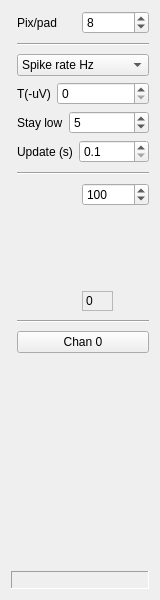
This is Forms/ShankWindow.ui in billkarsh/SpikeGLX as Qt 5 draws it before an edit. The edited form follows.
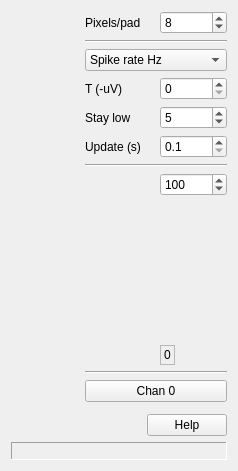
This is the edited form. Custom widgets are drawn as their Qt base class.

Commit message: Shank viewer help text

Diff of the .ui file:
```diff
--- a/Forms/ShankWindow.ui
+++ b/Forms/ShankWindow.ui
@@ -6,33 +6,41 @@
    <rect>
     <x>0</x>
     <y>0</y>
-    <width>158</width>
-    <height>600</height>
+    <width>224</width>
+    <height>457</height>
    </rect>
   </property>
   <property name="windowTitle">
    <string>Shank Activity</string>
   </property>
-  <layout class="QGridLayout" name="gridLayout">
-   <item row="0" column="0" rowspan="14">
+  <layout class="QGridLayout" name="gridLayout_2" rowstretch="0,0,0,0,0,0,0,0,0,0,1,0,0" columnstretch="1,0,0,0">
+   <item row="0" column="0" rowspan="12">
     <widget class="ShankScroll" name="scroll" native="true">
      <property name="sizePolicy">
-      <sizepolicy hsizetype="Expanding" vsizetype="Expanding">
+      <sizepolicy hsizetype="MinimumExpanding" vsizetype="Expanding">
        <horstretch>0</horstretch>
        <verstretch>0</verstretch>
       </sizepolicy>
      </property>
-    </widget>
-   </item>
-   <item row="0" column="1" colspan="2">
-    <widget class="QLabel" name="label">
-     <property name="text">
-      <string>Pix/pad</string>
+     <property name="minimumSize">
+      <size>
+       <width>68</width>
+       <height>0</height>
+      </size>
      </property>
     </widget>
    </item>
-   <item row="0" column="3" colspan="2">
+   <item row="0" column="3">
     <widget class="QSpinBox" name="ypixSB">
+     <property name="sizePolicy">
+      <sizepolicy hsizetype="Preferred" vsizetype="Fixed">
+       <horstretch>0</horstretch>
+       <verstretch>0</verstretch>
+      </sizepolicy>
+     </property>
+     <property name="toolTip">
+      <string>Drawing scale</string>
+     </property>
      <property name="minimum">
       <number>2</number>
      </property>
@@ -47,12 +55,18 @@
      </property>
     </widget>
    </item>
-   <item row="1" column="1" colspan="4">
-    <widget class="Line" name="line_2">
+   <item row="1" column="1" colspan="3">
+    <widget class="Line" name="line">
+     <property name="sizePolicy">
+      <sizepolicy hsizetype="MinimumExpanding" vsizetype="Fixed">
+       <horstretch>0</horstretch>
+       <verstretch>0</verstretch>
+      </sizepolicy>
+     </property>
      <property name="minimumSize">
       <size>
-       <width>0</width>
-       <height>8</height>
+       <width>20</width>
+       <height>0</height>
       </size>
      </property>
      <property name="orientation">
@@ -60,38 +74,17 @@
      </property>
     </widget>
    </item>
-   <item row="2" column="1" colspan="4">
-    <widget class="QComboBox" name="whatCB">
-     <item>
+   <item row="3" column="1">
+    <widget class="QLabel" name="label_2">
       <property name="text">
-       <string>Spike rate Hz</string>
-      </property>
-     </item>
-     <item>
-      <property name="text">
-       <string>AP pk-pk uV</string>
-      </property>
-     </item>
-     <item>
-      <property name="text">
-       <string>LF pk-pk uV</string>
-      </property>
-     </item>
+      <string>T (-uV)</string>
+     </property>
     </widget>
    </item>
-   <item row="3" column="1" colspan="4">
-    <layout class="QHBoxLayout" name="horizontalLayout_2">
-     <item>
-      <widget class="QLabel" name="label_4">
-       <property name="text">
-        <string>T(-uV)</string>
-       </property>
-      </widget>
-     </item>
-     <item>
+   <item row="3" column="3">
       <widget class="QSpinBox" name="TSB">
        <property name="sizePolicy">
-        <sizepolicy hsizetype="MinimumExpanding" vsizetype="Fixed">
+      <sizepolicy hsizetype="Preferred" vsizetype="Fixed">
          <horstretch>0</horstretch>
          <verstretch>0</verstretch>
         </sizepolicy>
@@ -99,35 +92,25 @@
        <property name="toolTip">
         <string>Spike detection threshold</string>
        </property>
-       <property name="minimum">
-        <number>0</number>
-       </property>
        <property name="maximum">
         <number>100000</number>
        </property>
        <property name="singleStep">
         <number>10</number>
        </property>
-       <property name="value">
-        <number>0</number>
-       </property>
-      </widget>
-     </item>
-    </layout>
-   </item>
-   <item row="4" column="1" colspan="4">
-    <layout class="QHBoxLayout" name="horizontalLayout_4">
-     <item>
-      <widget class="QLabel" name="label_5">
+    </widget>
+   </item>
+   <item row="4" column="1">
+    <widget class="QLabel" name="label_3">
        <property name="text">
         <string>Stay low</string>
        </property>
       </widget>
      </item>
-     <item>
+   <item row="4" column="3">
       <widget class="QSpinBox" name="inarowSB">
        <property name="sizePolicy">
-        <sizepolicy hsizetype="MinimumExpanding" vsizetype="Fixed">
+      <sizepolicy hsizetype="Preferred" vsizetype="Fixed">
          <horstretch>0</horstretch>
          <verstretch>0</verstretch>
         </sizepolicy>
@@ -143,21 +126,17 @@
        </property>
       </widget>
      </item>
-    </layout>
-   </item>
-   <item row="5" column="1" colspan="4">
-    <layout class="QHBoxLayout" name="horizontalLayout_3">
-     <item>
-      <widget class="QLabel" name="label_2">
+   <item row="5" column="1">
+    <widget class="QLabel" name="label_4">
        <property name="text">
         <string>Update (s)</string>
        </property>
       </widget>
      </item>
-     <item>
+   <item row="5" column="3">
       <widget class="QDoubleSpinBox" name="updtSB">
        <property name="sizePolicy">
-        <sizepolicy hsizetype="MinimumExpanding" vsizetype="Fixed">
+      <sizepolicy hsizetype="Preferred" vsizetype="Fixed">
          <horstretch>0</horstretch>
          <verstretch>0</verstretch>
         </sizepolicy>
@@ -180,52 +159,33 @@
        <property name="singleStep">
         <double>0.100000000000000</double>
        </property>
-       <property name="value">
-        <double>0.100000000000000</double>
-       </property>
-      </widget>
-     </item>
-    </layout>
-   </item>
-   <item row="6" column="1" rowspan="2" colspan="4">
-    <widget class="Line" name="line">
-     <property name="minimumSize">
-      <size>
-       <width>0</width>
-       <height>8</height>
-      </size>
-     </property>
-     <property name="orientation">
-      <enum>Qt::Horizontal</enum>
-     </property>
-    </widget>
-   </item>
-   <item row="8" column="2" rowspan="3">
-    <widget class="ShankViewLut" name="lut" native="true">
+    </widget>
+   </item>
+   <item row="6" column="1" colspan="3">
+    <widget class="Line" name="line_2">
      <property name="sizePolicy">
-      <sizepolicy hsizetype="Fixed" vsizetype="MinimumExpanding">
+      <sizepolicy hsizetype="MinimumExpanding" vsizetype="Fixed">
        <horstretch>0</horstretch>
        <verstretch>0</verstretch>
       </sizepolicy>
      </property>
      <property name="minimumSize">
       <size>
-       <width>32</width>
-       <height>128</height>
+       <width>20</width>
+       <height>0</height>
       </size>
      </property>
-     <property name="maximumSize">
-      <size>
-       <width>16777215</width>
-       <height>256</height>
-      </size>
+     <property name="orientation">
+      <enum>Qt::Horizontal</enum>
      </property>
     </widget>
    </item>
-   <item row="8" column="3" colspan="2">
+   <item row="7" column="1" colspan="3">
+    <layout class="QGridLayout" name="gridLayout" columnstretch="0,0,0">
+     <item row="0" column="2">
     <widget class="QSpinBox" name="rngSB">
      <property name="sizePolicy">
-      <sizepolicy hsizetype="MinimumExpanding" vsizetype="Fixed">
+        <sizepolicy hsizetype="Preferred" vsizetype="Fixed">
        <horstretch>0</horstretch>
        <verstretch>0</verstretch>
       </sizepolicy>
@@ -244,46 +204,7 @@
      </property>
     </widget>
    </item>
-   <item row="9" column="4">
-    <spacer name="verticalSpacer_2">
-     <property name="orientation">
-      <enum>Qt::Vertical</enum>
-     </property>
-     <property name="sizeType">
-      <enum>QSizePolicy::Preferred</enum>
-     </property>
-     <property name="sizeHint" stdset="0">
-      <size>
-       <width>13</width>
-       <height>46</height>
-      </size>
-     </property>
-    </spacer>
-   </item>
-   <item row="11" column="1" colspan="4">
-    <widget class="Line" name="line_3">
-     <property name="minimumSize">
-      <size>
-       <width>0</width>
-       <height>8</height>
-      </size>
-     </property>
-     <property name="orientation">
-      <enum>Qt::Horizontal</enum>
-     </property>
-    </widget>
-   </item>
-   <item row="12" column="1" colspan="4">
-    <widget class="QPushButton" name="chanBut">
-     <property name="toolTip">
-      <string>Selected channel (click to find)</string>
-     </property>
-     <property name="text">
-      <string>Chan 0</string>
-     </property>
-    </widget>
-   </item>
-   <item row="13" column="3" colspan="2">
+     <item row="1" column="2">
     <spacer name="verticalSpacer">
      <property name="orientation">
       <enum>Qt::Vertical</enum>
@@ -291,15 +212,15 @@
      <property name="sizeHint" stdset="0">
       <size>
        <width>20</width>
-       <height>364</height>
+         <height>40</height>
       </size>
      </property>
     </spacer>
    </item>
-   <item row="10" column="3">
+     <item row="2" column="2">
     <widget class="QLabel" name="label_6">
      <property name="sizePolicy">
-      <sizepolicy hsizetype="Preferred" vsizetype="Fixed">
+        <sizepolicy hsizetype="Fixed" vsizetype="Fixed">
        <horstretch>0</horstretch>
        <verstretch>0</verstretch>
       </sizepolicy>
@@ -318,10 +239,118 @@
      </property>
     </widget>
    </item>
-   <item row="14" column="0" colspan="5">
+     <item row="0" column="1" rowspan="3">
+      <widget class="ShankViewLut" name="lut" native="true">
+       <property name="sizePolicy">
+        <sizepolicy hsizetype="Minimum" vsizetype="Minimum">
+         <horstretch>0</horstretch>
+         <verstretch>0</verstretch>
+        </sizepolicy>
+       </property>
+       <property name="minimumSize">
+        <size>
+         <width>32</width>
+         <height>192</height>
+        </size>
+       </property>
+      </widget>
+     </item>
+     <item row="0" column="0" rowspan="3">
+      <spacer name="horizontalSpacer_2">
+       <property name="orientation">
+        <enum>Qt::Horizontal</enum>
+       </property>
+       <property name="sizeHint" stdset="0">
+        <size>
+         <width>8</width>
+         <height>0</height>
+        </size>
+       </property>
+      </spacer>
+     </item>
+    </layout>
+   </item>
+   <item row="8" column="1" colspan="3">
+    <widget class="Line" name="line_3">
+     <property name="sizePolicy">
+      <sizepolicy hsizetype="MinimumExpanding" vsizetype="Fixed">
+       <horstretch>0</horstretch>
+       <verstretch>0</verstretch>
+      </sizepolicy>
+     </property>
+     <property name="minimumSize">
+      <size>
+       <width>20</width>
+       <height>0</height>
+      </size>
+     </property>
+     <property name="orientation">
+      <enum>Qt::Horizontal</enum>
+     </property>
+    </widget>
+   </item>
+   <item row="10" column="1">
+    <spacer name="verticalSpacer_2">
+     <property name="orientation">
+      <enum>Qt::Vertical</enum>
+     </property>
+     <property name="sizeHint" stdset="0">
+      <size>
+       <width>20</width>
+       <height>40</height>
+      </size>
+     </property>
+    </spacer>
+   </item>
+   <item row="11" column="1">
+    <spacer name="horizontalSpacer">
+     <property name="orientation">
+      <enum>Qt::Horizontal</enum>
+     </property>
+     <property name="sizeHint" stdset="0">
+      <size>
+       <width>8</width>
+       <height>20</height>
+      </size>
+     </property>
+    </spacer>
+   </item>
+   <item row="11" column="2" colspan="2">
+    <widget class="QPushButton" name="helpBut">
+     <property name="sizePolicy">
+      <sizepolicy hsizetype="Preferred" vsizetype="Fixed">
+       <horstretch>0</horstretch>
+       <verstretch>0</verstretch>
+      </sizepolicy>
+     </property>
+     <property name="text">
+      <string>Help</string>
+     </property>
+    </widget>
+   </item>
+   <item row="2" column="1" colspan="3">
+    <widget class="QComboBox" name="whatCB">
+     <item>
+      <property name="text">
+       <string>Spike rate Hz</string>
+      </property>
+     </item>
+     <item>
+      <property name="text">
+       <string>AP pk-pk uV</string>
+      </property>
+     </item>
+     <item>
+      <property name="text">
+       <string>LF pk-pk uV</string>
+      </property>
+     </item>
+    </widget>
+   </item>
+   <item row="12" column="0" colspan="4">
     <widget class="QLabel" name="statusLbl">
      <property name="sizePolicy">
-      <sizepolicy hsizetype="Preferred" vsizetype="Fixed">
+      <sizepolicy hsizetype="MinimumExpanding" vsizetype="Fixed">
        <horstretch>0</horstretch>
        <verstretch>0</verstretch>
       </sizepolicy>
@@ -346,6 +375,29 @@
      </property>
     </widget>
    </item>
+   <item row="9" column="1" colspan="3">
+    <widget class="QPushButton" name="chanBut">
+     <property name="sizePolicy">
+      <sizepolicy hsizetype="MinimumExpanding" vsizetype="Fixed">
+       <horstretch>0</horstretch>
+       <verstretch>0</verstretch>
+      </sizepolicy>
+     </property>
+     <property name="toolTip">
+      <string>Selected channel (click to find)</string>
+     </property>
+     <property name="text">
+      <string>Chan 0</string>
+     </property>
+    </widget>
+   </item>
+   <item row="0" column="1">
+    <widget class="QLabel" name="label">
+     <property name="text">
+      <string>Pixels/pad</string>
+     </property>
+    </widget>
+   </item>
   </layout>
  </widget>
  <customwidgets>
```
Left out of the diff: 16 changed lines with no effect on the pictures. Lines whose indentation alone changed are shown as unchanged. The commit also changes 7 other files.
